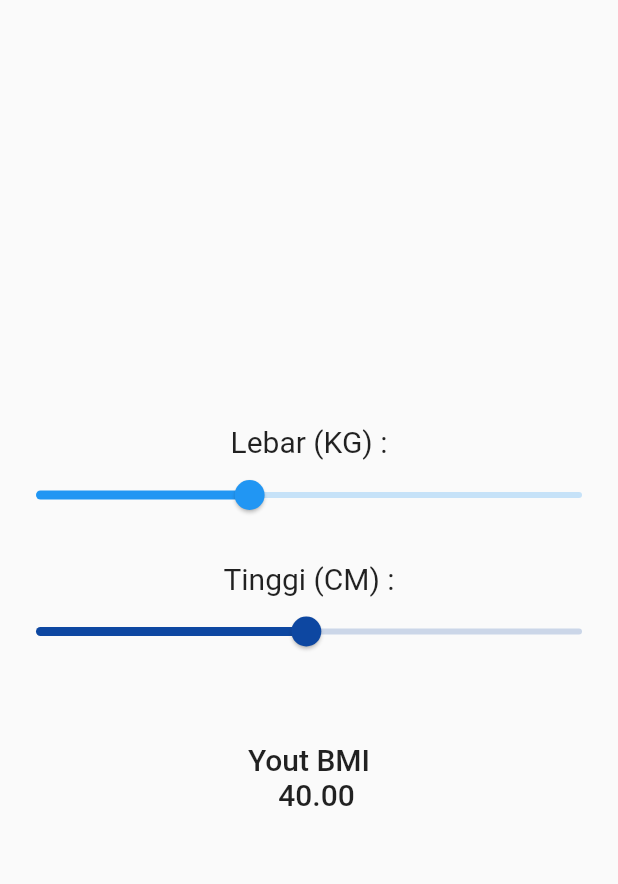
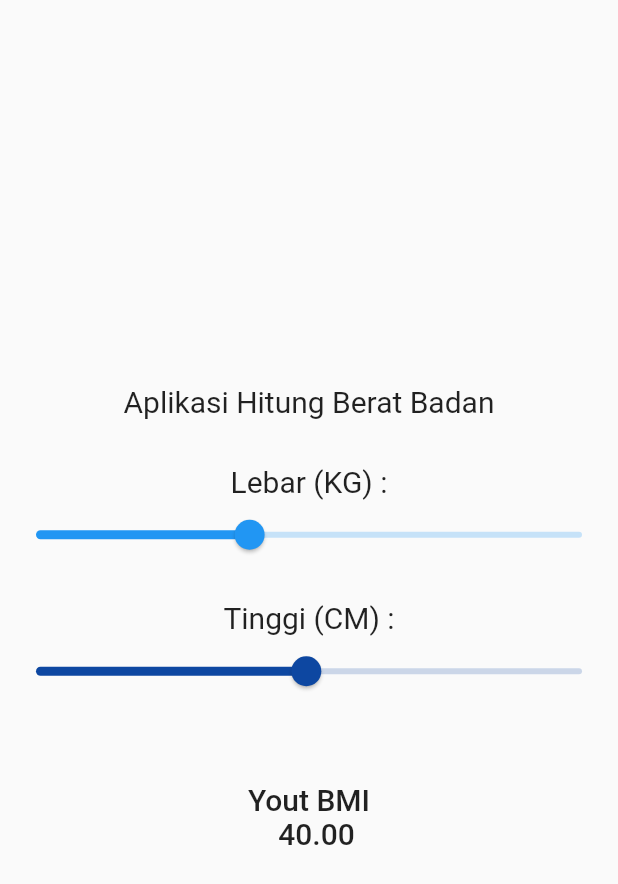
Before and after one commit to delismanhulu/multi_provider_flutter, a Flutter app: the screen it shows after launch, on a phone screen of 412 x 824 dp. Shown: the top 884 px of the screen. Run offline on Flutter 3.47's test engine with Material 2 defaults, Android fonts, the phone set to English and light mode, and no system bars.

Commit message:
Update Provider Contect

```diff
--- a/lib/home.dart
+++ b/lib/home.dart
@@ -8,18 +8,45 @@ import 'package:provider/provider.dart';
 class Home extends StatelessWidget {
   @override
   Widget build(BuildContext context) {
+    var weightProvider = Provider.of<WeightProvider>(context);
+    var heightProvider = Provider.of<HeightProvider>(context);
+
     return Scaffold(
       body: Center(
         child: Column(
           mainAxisAlignment: MainAxisAlignment.center,
           children: [
             Text(
+              'Aplikasi Hitung Berat Badan',
+              style: TextStyle(fontSize: 20),
+            ),
+            SizedBox(
+              height: 30,
+            ),
+
+            Text(
               'Lebar (KG) :',
               style: TextStyle(fontSize: 20),
             ),
+            // Note : Menggunakan Consumer
+            // Consumer<WeightProvider>(
+            //   builder: (context, weightProvider, _) => Slider(
+            //     min: 1,
+            //     max: 100,
+            //     divisions: 100,
+            //     label: weightProvider.weight.round().toString(),
+            //     value: weightProvider.weight,
+            //     onChanged: (newValue) {
+            //       newValue = newValue.roundToDouble();
+            //       print('weight : $newValue');
+            //       weightProvider.weight = newValue;
+            //     },
+            //   ),
+            // ),
 
-            Consumer<WeightProvider>(
-              builder: (context, weightProvider, _) => Slider(
+            // Note : Menggunakan Of Contect
+
+            Slider(
               min: 1,
               max: 100,
               divisions: 100,
@@ -31,9 +58,6 @@ class Home extends StatelessWidget {
                 weightProvider.weight = newValue;
               },
             ),
-            ),
-
-            // BAGIAN TINGGINYA
 
             SizedBox(
               height: 20,
@@ -44,8 +68,28 @@ class Home extends StatelessWidget {
               style: TextStyle(fontSize: 20),
             ),
 
-            Consumer<HeightProvider>(
-              builder: (context, heightProvider, _) => Slider(
+            // Note : Menggunakan Consumer
+            // Consumer<HeightProvider>(
+            //   builder: (context, heightProvider, _) => Slider(
+            //     min: 1,
+            //     max: 200,
+            //     divisions: 200,
+            //     label: heightProvider.height.round().toString(),
+            //     value: heightProvider.height,
+            //     activeColor: Colors.blue[900],
+            //     inactiveColor: Colors.blue[900].withOpacity(0.2),
+            //     onChanged: (newValue) {
+            //       newValue = newValue.roundToDouble();
+            //       print('weight : $newValue');
+            //       heightProvider.height = newValue;
+            //     },
+            //   ),
+            // ),
+            //
+
+            // Note : Menggunakan Of Contect
+
+            Slider(
               min: 1,
               max: 200,
               divisions: 200,
@@ -59,14 +103,27 @@ class Home extends StatelessWidget {
                 heightProvider.height = newValue;
               },
             ),
-            ),
 
             SizedBox(
               height: 50,
             ),
-            Consumer<WeightProvider>(
-              builder: (context, weightProvider, _) => Consumer<HeightProvider>(
-                builder: (context, heightProvider, _) => Text(
+            // Note : Menggunakan Consumer
+            // Consumer<WeightProvider>(
+            //   builder: (context, weightProvider, _) => Consumer<HeightProvider>(
+            //     builder: (context, heightProvider, _) => Text(
+            //       'Yout BMI \n  ${(weightProvider.weight / (pow(heightProvider.height / 100, 2))).toStringAsFixed(2)}',
+            //       style: TextStyle(
+            //         fontSize: 20,
+            //         fontWeight: FontWeight.w500,
+            //       ),
+            //       textAlign: TextAlign.center,
+            //     ),
+            //   ),
+            // ),
+
+            // Note Menggunakan Of Context
+
+            Text(
               'Yout BMI \n  ${(weightProvider.weight / (pow(heightProvider.height / 100, 2))).toStringAsFixed(2)}',
               style: TextStyle(
                 fontSize: 20,
@@ -74,8 +131,6 @@ class Home extends StatelessWidget {
               ),
               textAlign: TextAlign.center,
             ),
-              ),
-            ),
           ],
         ),
       ),
```
Lines whose indentation alone changed are shown as unchanged.
